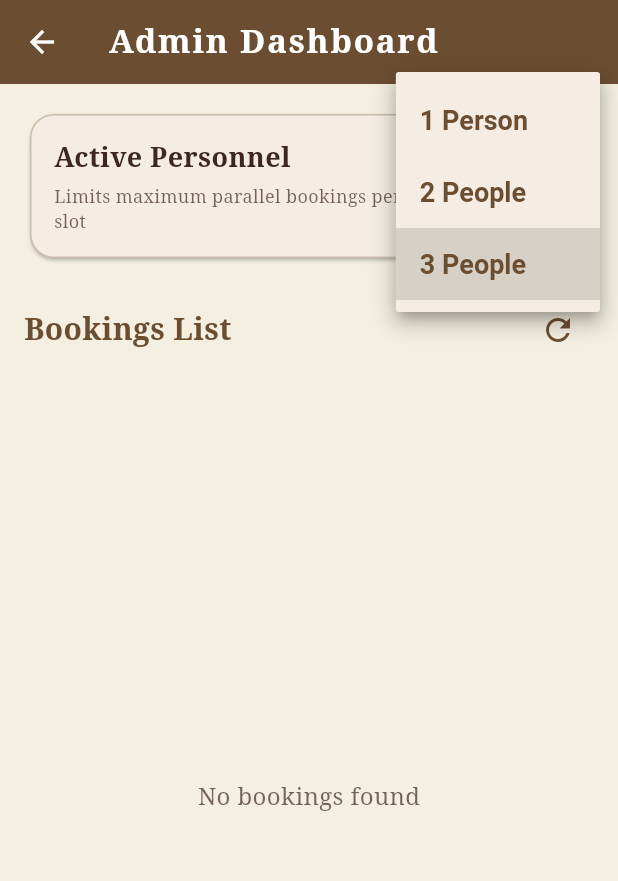
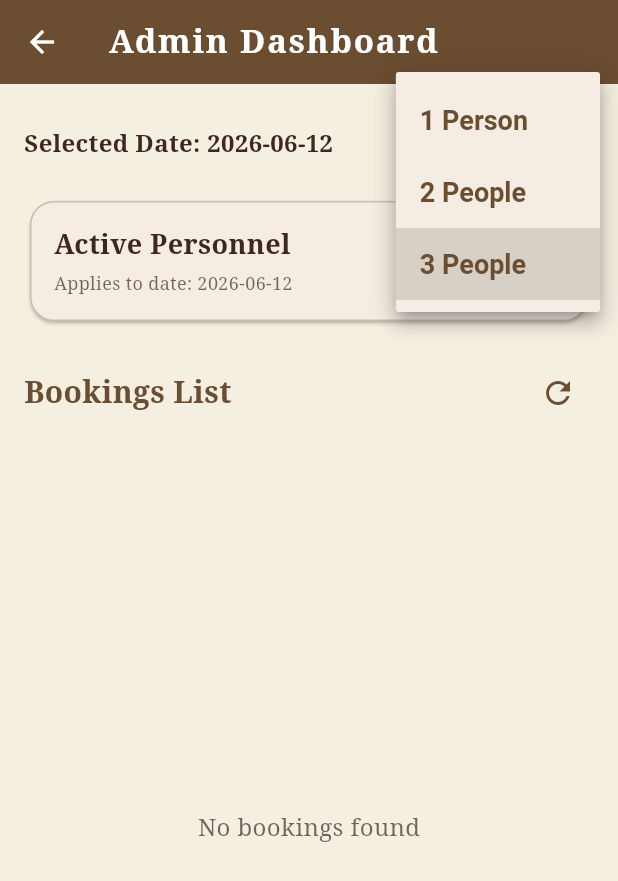
Before and after one commit to MariosGiagkou/Oasis-Spa, a Flutter app: the AdminPage screen opened directly, after a tap on "3 People", on a phone screen of 412 x 824 dp. Shown: the top 881 px of the screen. Run offline on Flutter 3.47's test engine with Material 3 defaults, Android fonts, the phone set to English and light mode, and no system bars; our stand-ins replace google_fonts, shared_preferences, supabase_flutter; accounts and stored records are empty.

Commit message:
add calendar to admin view

```diff
--- a/oasis/lib/pages/admin_page.dart
+++ b/oasis/lib/pages/admin_page.dart
@@ -1,3 +1,4 @@
+import 'dart:convert';
 import 'package:flutter/material.dart';
 import 'package:shared_preferences/shared_preferences.dart';
 import '../data/spa_theme.dart';
@@ -11,7 +12,8 @@ class AdminPage extends StatefulWidget {
 }
 
 class _AdminPageState extends State<AdminPage> {
-  int _personnelCount = 3;
+  DateTime _selectedDate = DateTime.now();
+  Map<String, int> _overrides = {};
   List<Map<String, dynamic>> _bookings = [];
   bool _isLoading = true;
 
@@ -22,11 +24,22 @@ class _AdminPageState extends State<AdminPage> {
     _loadBookings();
   }
 
+  String get _selectedDateStr {
+    return '${_selectedDate.year}-${_selectedDate.month.toString().padLeft(2, '0')}-${_selectedDate.day.toString().padLeft(2, '0')}';
+  }
+
   Future<void> _loadSettings() async {
     final prefs = await SharedPreferences.getInstance();
-    setState(() {
-      _personnelCount = prefs.getInt('total_rooms') ?? 3;
-    });
+    final overridesJson = prefs.getString('personnel_overrides');
+    if (overridesJson != null) {
+      try {
+        final Map<String, dynamic> decoded = jsonDecode(overridesJson);
+        setState(() {
+          _overrides = decoded.map((k, v) => MapEntry(k, v as int));
+        });
+        SupabaseService.personnelOverrides = _overrides;
+      } catch (_) {}
+    }
   }
 
   Future<void> _loadBookings() async {
@@ -39,16 +52,44 @@ class _AdminPageState extends State<AdminPage> {
   }
 
   Future<void> _updatePersonnelCount(int count) async {
+    final dateKey = _selectedDateStr;
+    setState(() {
+      _overrides[dateKey] = count;
+    });
     final prefs = await SharedPreferences.getInstance();
-    await prefs.setInt('total_rooms', count);
-    SupabaseService.totalRooms = count;
-    setState(() {
-      _personnelCount = count;
-    });
+    await prefs.setString('personnel_overrides', jsonEncode(_overrides));
+    SupabaseService.personnelOverrides = _overrides;
+
     if (mounted) {
       ScaffoldMessenger.of(context).showSnackBar(
-        SnackBar(content: Text('Personnel count updated to $count')),
+        SnackBar(content: Text('Personnel count for $dateKey set to $count')),
       );
+    }
+  }
+
+  Future<void> _selectDate(BuildContext context) async {
+    final picked = await showDatePicker(
+      context: context,
+      initialDate: _selectedDate,
+      firstDate: DateTime.now().subtract(const Duration(days: 30)),
+      lastDate: DateTime.now().add(const Duration(days: 90)),
+      builder: (context, child) {
+        return Theme(
+          data: Theme.of(context).copyWith(
+            colorScheme: ColorScheme.light(
+              primary: SpaColors.terracotta,
+              onPrimary: Colors.white,
+              surface: SpaColors.sand,
+            ),
+          ),
+          child: child!,
+        );
+      },
+    );
+    if (picked != null && picked != _selectedDate) {
+      setState(() {
+        _selectedDate = picked;
+      });
     }
   }
 
@@ -112,6 +153,34 @@ class _AdminPageState extends State<AdminPage> {
         child: Column(
           crossAxisAlignment: CrossAxisAlignment.stretch,
           children: [
+            // Date Selection Row
+            Row(
+              mainAxisAlignment: MainAxisAlignment.spaceBetween,
+              children: [
+                Expanded(
+                  child: Text(
+                    'Selected Date: $_selectedDateStr',
+                    style: TextStyle(
+                      fontSize: 16,
+                      fontWeight: FontWeight.bold,
+                      color: SpaColors.deepBrown,
+                    ),
+                  ),
+                ),
+                TextButton.icon(
+                  onPressed: () => _selectDate(context),
+                  icon: Icon(Icons.calendar_today, color: SpaColors.terracotta),
+                  label: Text(
+                    'Change Date',
+                    style: TextStyle(
+                      color: SpaColors.terracotta,
+                      fontWeight: FontWeight.bold,
+                    ),
+                  ),
+                ),
+              ],
+            ),
+            const SizedBox(height: 10),
             // Config Section
             Card(
               color: SpaColors.warmBeige,
@@ -140,7 +209,7 @@ class _AdminPageState extends State<AdminPage> {
                           ),
                           const SizedBox(height: 4),
                           Text(
-                            'Limits maximum parallel bookings per slot',
+                            'Applies to date: $_selectedDateStr',
                             style: TextStyle(
                               fontSize: 12,
                               color: SpaColors.deepBrown.withValues(alpha: 0.7),
@@ -150,7 +219,7 @@ class _AdminPageState extends State<AdminPage> {
                       ),
                     ),
                     DropdownButton<int>(
-                      value: _personnelCount,
+                      value: _overrides[_selectedDateStr] ?? 3,
                       dropdownColor: SpaColors.warmBeige,
                       style: TextStyle(
                         fontSize: 18,
--- a/oasis/lib/services/supabase_service.dart
+++ b/oasis/lib/services/supabase_service.dart
@@ -8,8 +8,15 @@ class SupabaseService {
 
   static SupabaseClient get _client => mockClient ?? Supabase.instance.client;
 
-  /// Number of treatment rooms available.
-  static int totalRooms = 3;
+  /// Dynamic personnel overrides mapping (date string -> personnel count).
+  static Map<String, int> personnelOverrides = {};
+
+  /// Resolve active personnel count for a specific date.
+  static int getPersonnelForDate(DateTime date) {
+    final dateStr =
+        '${date.year}-${date.month.toString().padLeft(2, '0')}-${date.day.toString().padLeft(2, '0')}';
+    return personnelOverrides[dateStr] ?? 3; // Defaults to 3
+  }
 
   /// Spa opening / closing hours.
   static const int openHour = 10; // 10 AM
@@ -90,7 +97,7 @@ class SupabaseService {
           roomsBooked++;
         }
       }
-      if (roomsBooked < totalRooms) {
+      if (roomsBooked < getPersonnelForDate(date)) {
         available.add(slot);
       }
     }
@@ -113,7 +120,7 @@ class SupabaseService {
         occupiedRooms.add(booking['room_number'] as int);
       }
     }
-    for (int room = 1; room <= totalRooms; room++) {
+    for (int room = 1; room <= getPersonnelForDate(date); room++) {
       if (!occupiedRooms.contains(room)) return room;
     }
     return 1; // fallback (shouldn't happen if availability was checked)
```
Also changed, not shown: oasis/lib/main.dart (+10 -2 lines), oasis/pubspec.lock.
